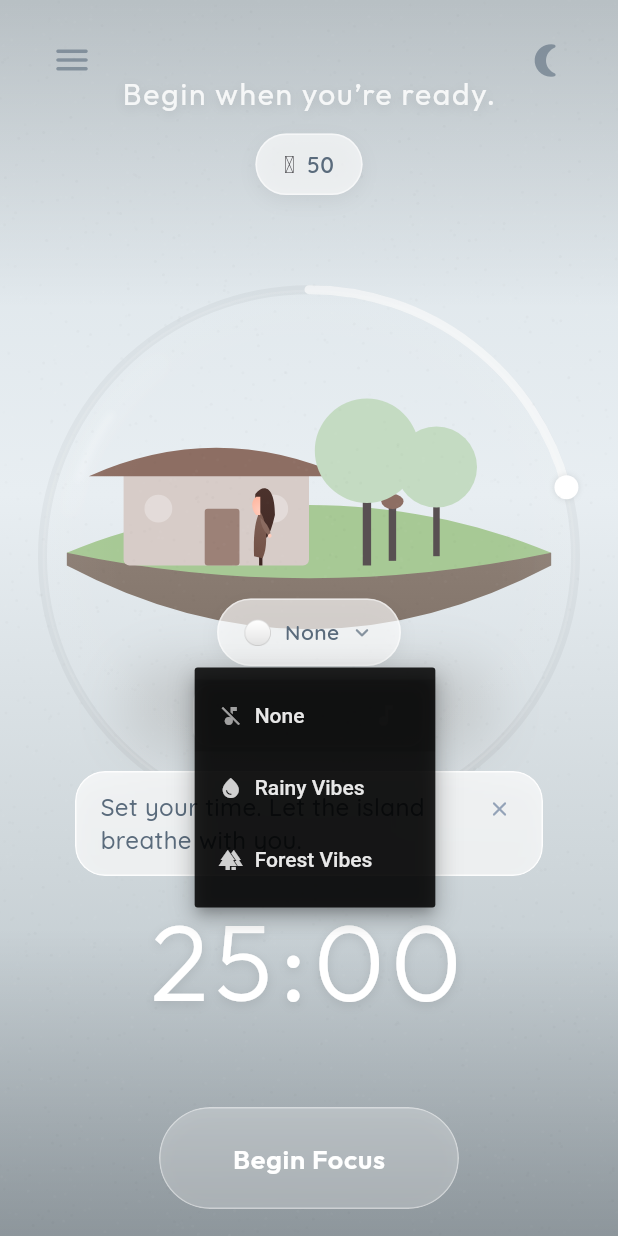
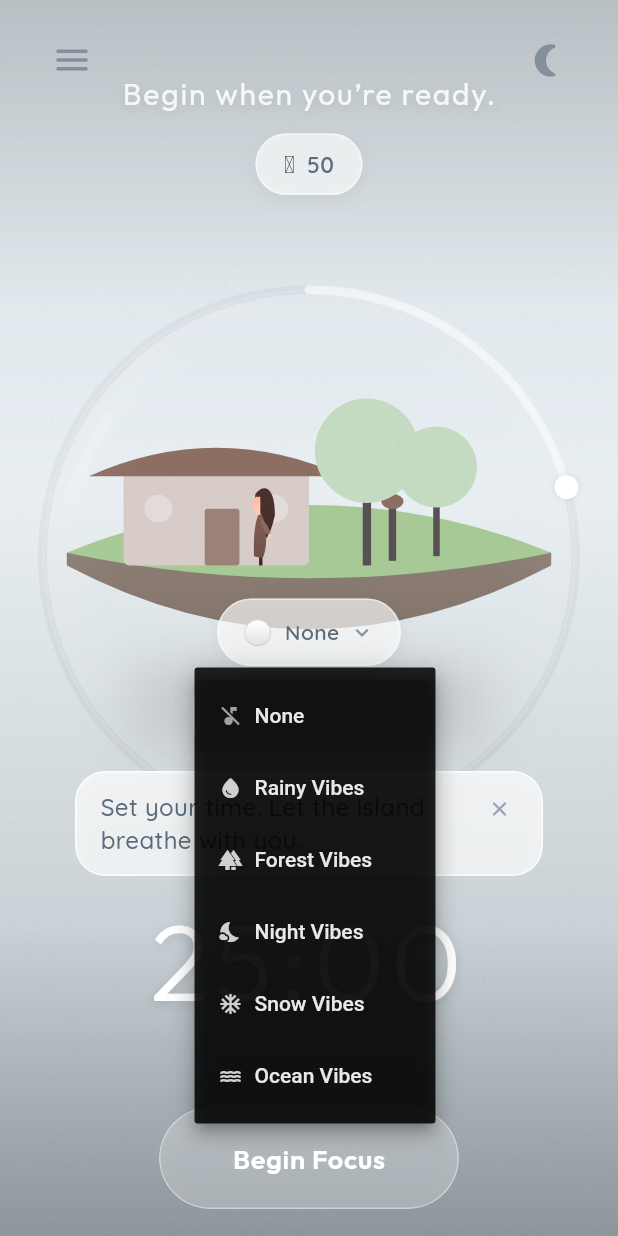
Before and after one commit to AhmadFaiqAisyAfrah/Island-App, a Flutter app: the screen it shows after launch, after a tap on "Skip", after a tap on "None", on a phone screen of 412 x 824 dp. Run offline on Flutter 3.47's test engine with Material 3 defaults, Android fonts, the phone set to English and light mode, and no system bars; our stand-ins replace audioplayers, emoji_picker_flutter, firebase_auth, firebase_core, fl_chart, flutter_riverpod and 3 more; accounts and stored records are empty.

Commit message:
Menambahkan lofi music final

```diff
--- a/lib/features/home/presentation/home_screen.dart
+++ b/lib/features/home/presentation/home_screen.dart
@@ -508,6 +508,18 @@ class _HomeScreenState extends ConsumerState<HomeScreen> with WidgetsBindingObse
                                                  MusicService.instance.switchTrack(MusicTrack.forest);
                                                  MusicService.instance.playCurrentTrack();
                                                  break;
+                                               case 'Night Vibes':
+                                                 MusicService.instance.switchTrack(MusicTrack.night);
+                                                 MusicService.instance.playCurrentTrack();
+                                                 break;
+                                               case 'Snow Vibes':
+                                                 MusicService.instance.switchTrack(MusicTrack.snow);
+                                                 MusicService.instance.playCurrentTrack();
+                                                 break;
+                                               case 'Ocean Vibes':
+                                                 MusicService.instance.switchTrack(MusicTrack.ocean);
+                                                 MusicService.instance.playCurrentTrack();
+                                                 break;
                                                case 'None':
                                                default:
                                                  // No music selected, do nothing
--- a/lib/features/music/presentation/music_dropdown.dart
+++ b/lib/features/music/presentation/music_dropdown.dart
@@ -109,6 +109,48 @@ class _MusicDropdownState extends State<MusicDropdown> {
                     ],
                   ),
                 ),
+                DropdownMenuItem(
+                  value: 'Night Vibes',
+                  child: Row(
+                    children: [
+                      Icon(
+                        Icons.nights_stay,
+                        color: Colors.white.withOpacity(0.8),
+                        size: 16,
+                      ),
+                      const SizedBox(width: 8),
+                      const Text('Night Vibes'),
+                    ],
+                  ),
+                ),
+                DropdownMenuItem(
+                  value: 'Snow Vibes',
+                  child: Row(
+                    children: [
+                      Icon(
+                        Icons.ac_unit,
+                        color: Colors.white.withOpacity(0.8),
+                        size: 16,
+                      ),
+                      const SizedBox(width: 8),
+                      const Text('Snow Vibes'),
+                    ],
+                  ),
+                ),
+                DropdownMenuItem(
+                  value: 'Ocean Vibes',
+                  child: Row(
+                    children: [
+                      Icon(
+                        Icons.water,
+                        color: Colors.white.withOpacity(0.8),
+                        size: 16,
+                      ),
+                      const SizedBox(width: 8),
+                      const Text('Ocean Vibes'),
+                    ],
+                  ),
+                ),
               ],
               onChanged: (value) {
                 if (value == null) return;
--- a/lib/services/music_service.dart
+++ b/lib/services/music_service.dart
@@ -6,6 +6,9 @@ import 'package:flutter/foundation.dart';
 enum MusicTrack {
   rainy,
   forest,
+  night,
+  snow,
+  ocean,
 }
 
 /// Singleton service for managing background music playback.
@@ -76,6 +79,12 @@ class MusicService {
         return 'audio/rainy_vibes.ogg';
       case MusicTrack.forest:
         return 'audio/forest_vibes.ogg';
+      case MusicTrack.night:
+        return 'audio/night_vibes.ogg';
+      case MusicTrack.snow:
+        return 'audio/snow_vibes.ogg';
+      case MusicTrack.ocean:
+        return 'audio/ocean_vibes.ogg';
     }
   }
 
```
Also changed, not shown: 3 other files. Lines whose indentation alone changed are shown as unchanged.
